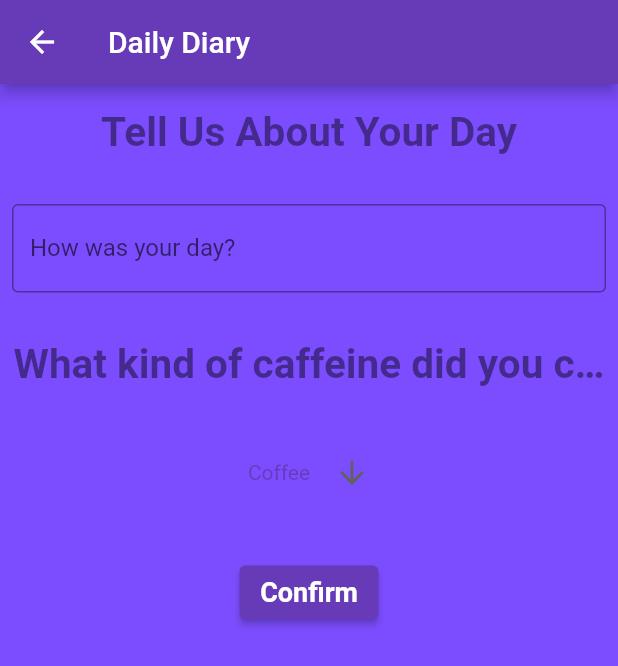
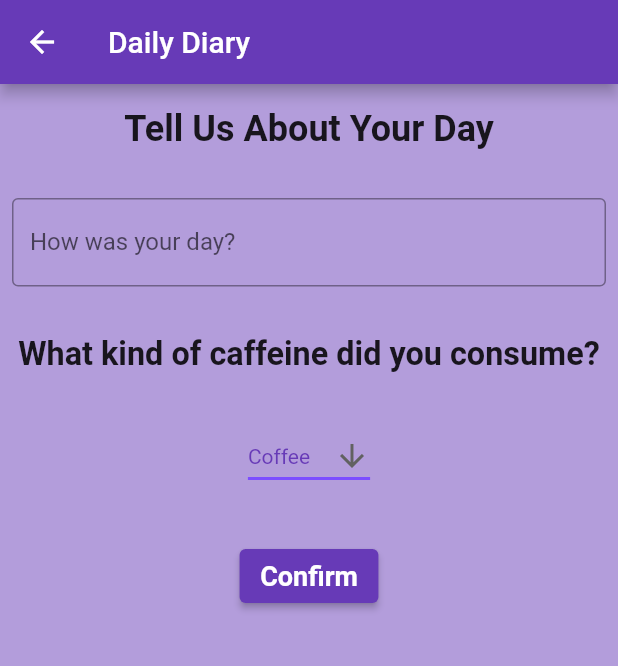
Before and after one commit to jakelang01/SweetDreams, a Flutter app: the DiaryScreen screen opened directly, on a phone screen of 412 x 824 dp. Shown: the top 666 px of the screen. Run offline on Flutter 3.47's test engine with Material 2 defaults, Android fonts, the phone set to English and light mode, and no system bars; our stand-ins replace cloud_firestore, firebase_core, flutter_rating_bar, shared_preferences, youtube_player_flutter; accounts and stored records are empty.

Commit message:
Fix diary theme issues

```diff
--- a/lib/dreams/views/dreams_diary.dart
+++ b/lib/dreams/views/dreams_diary.dart
@@ -15,13 +15,13 @@ class _DiaryScreen extends State<DiaryScreen> {
   //text controllers
   TextEditingController dailyEntry = TextEditingController();
 
-  void calcCaff(String dropValue){
+  /* void calcCaff(String dropValue){
     switch(dropValue){
       case: 'Coffee'{
 
       };
     }
-  }
+  } */
 
   @override
   void initState() {
@@ -31,6 +31,7 @@ class _DiaryScreen extends State<DiaryScreen> {
   @override
   Widget build(BuildContext build){
     return Scaffold(
+      backgroundColor: Theme.of(context).backgroundColor,
       appBar: AppBar(
         leading: IconButton(
           icon: Icon(Icons.arrow_back),
@@ -41,14 +42,14 @@ class _DiaryScreen extends State<DiaryScreen> {
       ),
       body: Column(
         children: <Widget>[
-          const Padding(
+          Padding(
               padding: const EdgeInsets.symmetric(horizontal: 8, vertical: 16),
               child: Text(
                 'Tell Us About Your Day',
                 textAlign: TextAlign.center,
                 overflow: TextOverflow.ellipsis,
-                textScaleFactor: 1.5,
-                style: const TextStyle(fontWeight: FontWeight.bold),
+                // textScaleFactor: 1.5,
+                style: Theme.of(context).textTheme.headline2
               ),
           ),
           Padding(
@@ -67,8 +68,8 @@ class _DiaryScreen extends State<DiaryScreen> {
               'What kind of caffeine did you consume?',
               textAlign: TextAlign.center,
               overflow: TextOverflow.ellipsis,
-              textScaleFactor: 1.5,
-              style: const TextStyle(fontWeight: FontWeight.bold),
+              textScaleFactor: 0.9,
+              style: Theme.of(context).textTheme.headline2,
             ),
           ),
           Padding(
--- a/lib/main.dart
+++ b/lib/main.dart
@@ -354,7 +354,7 @@ class HamburgerDir extends StatelessWidget {
               onTap: (){
             LoginBox(context);
             }),
-          ListTile(title: Text('Daily Diary'), onTap: (){
+          ListTile(title: Text('Daily Diary', style: Theme.of(context).textTheme.button), onTap: (){
             Navigator.of(context).push(
                 MaterialPageRoute(
                     builder: (BuildContext context) {
```
